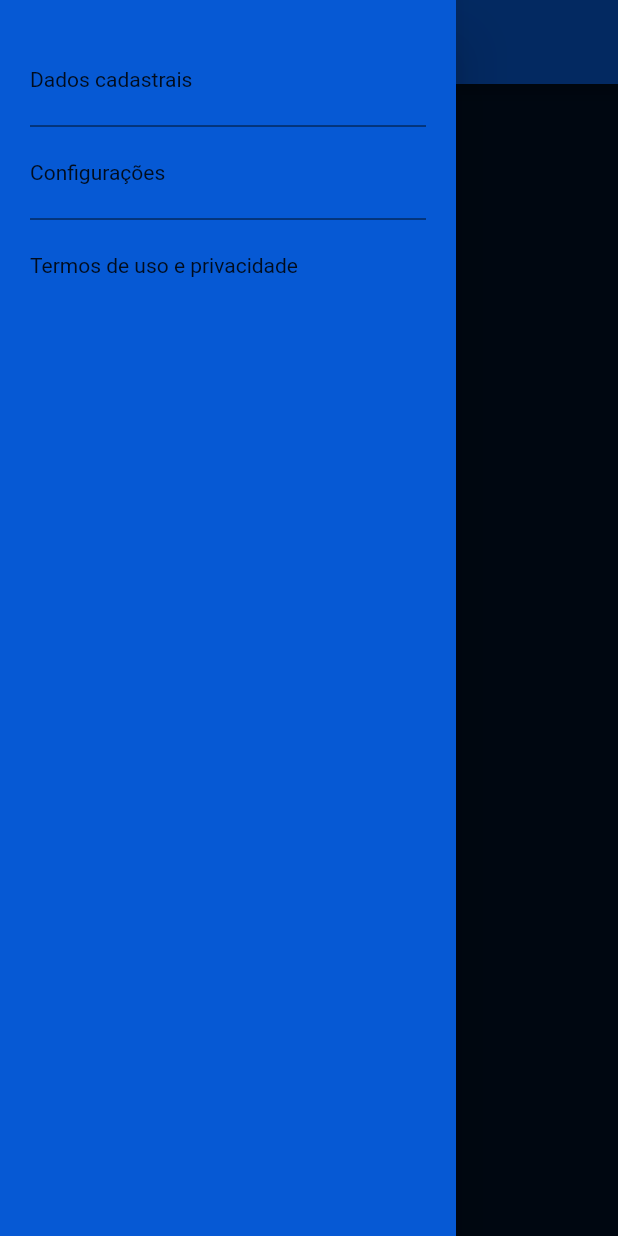
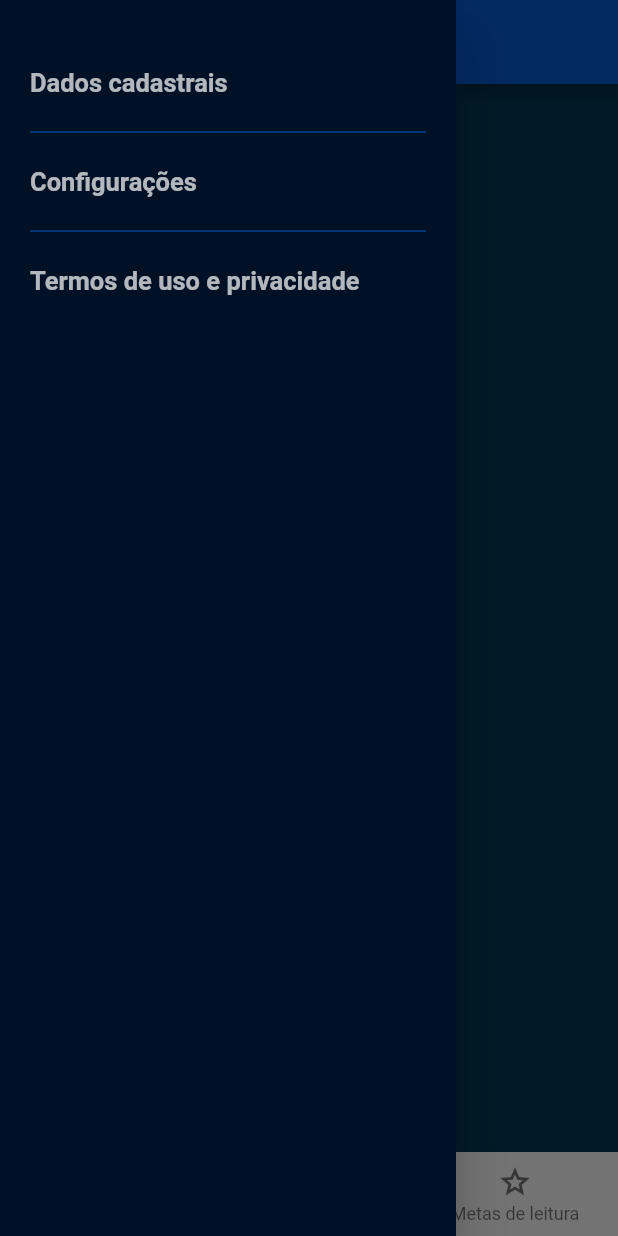
Before and after one commit to AdryanneKelly/trilha_app, a Flutter app: the MainPage screen opened directly, with the side drawer open, on a phone screen of 412 x 824 dp. Run offline on Flutter 3.47's test engine with Material 2 defaults, Android fonts, the phone set to English and light mode, and no system bars; our stand-ins replace google_fonts; network calls fail.

Commit message:
adding styles

```diff
--- a/lib/pages/dados_cadastrais.dart
+++ b/lib/pages/dados_cadastrais.dart
@@ -8,9 +8,17 @@ class DadosCadastraisPage extends StatelessWidget {
   Widget build(BuildContext context) {
     return Scaffold(
       appBar: AppBar(
+        backgroundColor: const Color.fromARGB(255, 6, 89, 212),
         title: Text(texto),
       ),
-      body: const Center(child: Text("Dados cadastrais")),
+      body: Container(
+        color: const Color.fromARGB(255, 0, 16, 37),
+        child: const Center(
+            child: Text(
+          "Dados cadastrais",
+          style: TextStyle(color: Colors.white),
+        )),
+      ),
     );
   }
 }
--- a/lib/pages/main_page.dart
+++ b/lib/pages/main_page.dart
@@ -1,5 +1,8 @@
 import 'package:flutter/material.dart';
 import 'package:trilhaapp/pages/dados_cadastrais.dart';
+import 'package:trilhaapp/pages/pagina1.dart';
+import 'package:trilhaapp/pages/pagina2.dart';
+import 'package:trilhaapp/pages/pagina3.dart';
 
 class MainPage extends StatefulWidget {
   const MainPage({super.key});
@@ -9,6 +12,8 @@ class MainPage extends StatefulWidget {
 }
 
 class _MainPageState extends State<MainPage> {
+  var posicaoPagina = 0;
+  PageController pageController = PageController(initialPage: 0);
   @override
   Widget build(BuildContext context) {
     return SafeArea(
@@ -21,7 +26,7 @@ class _MainPageState extends State<MainPage> {
           ),
         ),
         drawer: Drawer(
-          backgroundColor: const Color.fromARGB(255, 6, 89, 212),
+          backgroundColor: const Color.fromARGB(255, 0, 16, 37),
           child: Padding(
             padding: const EdgeInsets.symmetric(vertical: 30, horizontal: 20),
             child: Column(
@@ -31,7 +36,13 @@ class _MainPageState extends State<MainPage> {
                   child: Container(
                       padding: const EdgeInsets.symmetric(vertical: 15),
                       width: double.infinity,
-                      child: const Text("Dados cadastrais")),
+                      child: const Text(
+                        "Dados cadastrais",
+                        style: TextStyle(
+                            color: Colors.white70,
+                            fontSize: 17,
+                            fontWeight: FontWeight.bold),
+                      )),
                   onTap: () {
                     Navigator.pop(context);
                     Navigator.push(
@@ -42,16 +53,22 @@ class _MainPageState extends State<MainPage> {
                                 )));
                   },
                 ),
-                const Divider(color: Color.fromARGB(255, 0, 16, 37)),
+                const Divider(color: Color.fromARGB(255, 6, 89, 212)),
                 InkWell(
                   child: Container(
                       padding: const EdgeInsets.symmetric(vertical: 15),
                       width: double.infinity,
-                      child: const Text("Configurações")),
+                      child: const Text(
+                        "Configurações",
+                        style: TextStyle(
+                            color: Colors.white70,
+                            fontSize: 17,
+                            fontWeight: FontWeight.bold),
+                      )),
                   onTap: () {},
                 ),
                 const Divider(
-                  color: Color.fromARGB(255, 0, 16, 37),
+                  color: Color.fromARGB(255, 6, 89, 212),
                 ),
                 // const SizedBox(
                 //   height: 10,
@@ -60,18 +77,47 @@ class _MainPageState extends State<MainPage> {
                   child: Container(
                       padding: const EdgeInsets.symmetric(vertical: 15),
                       width: double.infinity,
-                      child: const Text("Termos de uso e privacidade")),
+                      child: const Text(
+                        "Termos de uso e privacidade",
+                        style: TextStyle(
+                            color: Colors.white70,
+                            fontSize: 17,
+                            fontWeight: FontWeight.bold),
+                      )),
                   onTap: () {},
                 ),
               ],
             ),
           ),
         ),
-        body: PageView(
+        body: Column(
           children: [
-
-
-
+            Expanded(
+              child: PageView(
+                controller: pageController,
+                onPageChanged: (value) {
+                  setState(() {
+                    posicaoPagina = value;
+                  });
+                },
+                children: const [Pagina1Page(), Pagina2Page(), Pagina3Page()],
+              ),
+            ),
+            BottomNavigationBar(
+                onTap: (value) {
+                  pageController.jumpToPage(value);
+                },
+                currentIndex: posicaoPagina,
+                items: const [
+                  BottomNavigationBarItem(
+                      icon: Icon(Icons.home_outlined), label: "Home"),
+                  BottomNavigationBarItem(
+                      icon: Icon(Icons.menu_book_rounded),
+                      label: "Meus livros"),
+                  BottomNavigationBarItem(
+                      icon: Icon(Icons.grade_outlined),
+                      label: "Metas de leitura")
+                ])
           ],
         ),
       ),
```
